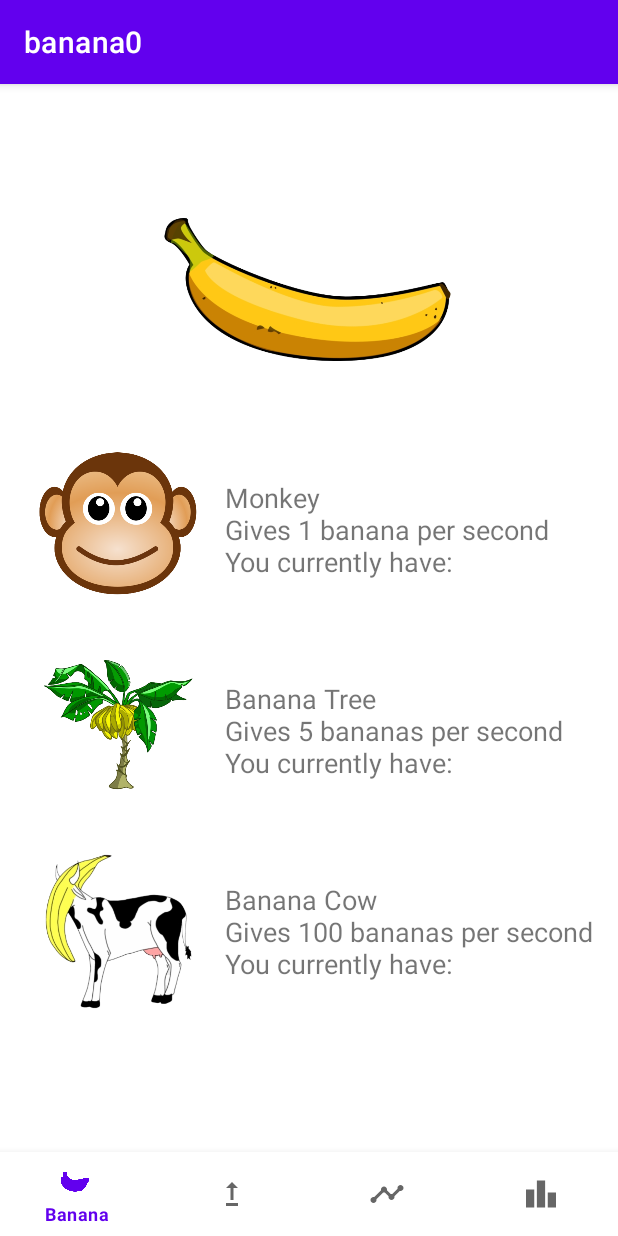
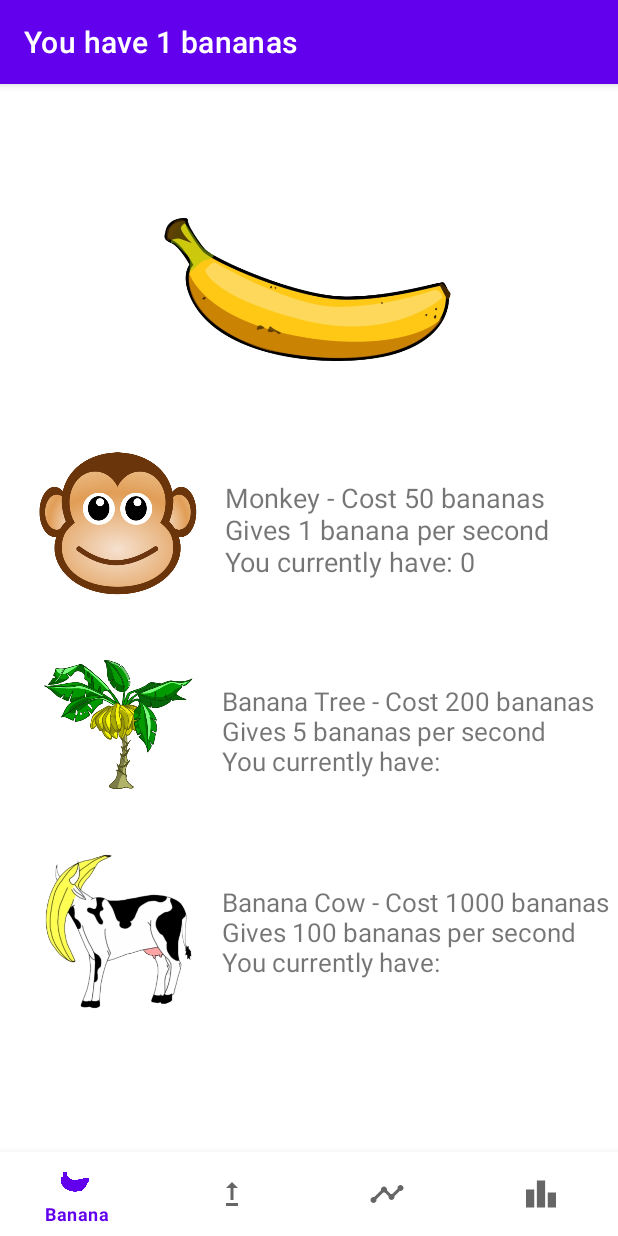
Before and after one commit to FosterBright18/BananaClicker, an Android app: the screen it shows after launch (MainActivity), after a tap on an icon or button, on a phone screen of 412 x 824 dp. Run offline under Robolectric (Android 15) with nearby library versions, the phone set to English and light mode, and no system bars; our stand-ins replace navigation-ui.

Commit message:
Fix buying always cost 10 for monkeys

```diff
--- a/app/src/main/java/com/foster/bananaclicker/ui/BananaFragment.kt
+++ b/app/src/main/java/com/foster/bananaclicker/ui/BananaFragment.kt
@@ -16,6 +16,11 @@ import com.foster.bananaclicker.databinding.FragmentBananaBinding
 import android.view.animation.AnimationUtils
 import androidx.appcompat.app.AppCompatActivity
 import com.foster.bananaclicker.MainActivity
+import kotlinx.coroutines.Job
+import kotlinx.coroutines.MainScope
+import kotlinx.coroutines.delay
+import kotlinx.coroutines.launch
+import kotlin.math.pow
 
 class BananaFragment : Fragment() {
 
@@ -25,6 +30,9 @@ class BananaFragment : Fragment() {
     // onDestroyView.
     private val binding get() = _binding!!
     private var bananas = 0
+    private var monkeys = 0
+    private var trees = 0
+    private var cows = 0
     lateinit var mainActivity : MainActivity
 
     override fun onCreateView(
@@ -32,14 +40,43 @@ class BananaFragment : Fragment() {
         container: ViewGroup?,
         savedInstanceState: Bundle?
     ): View? {
+        val scope = MainScope() // could also use an other scope such as viewModelScope if available
+        var job: Job? = null
+
+        fun stopAuto() {
+            job?.cancel()
+            job = null
+        }
+
+        fun getAuto() {
+            mainActivity.bananas += monkeys * 1 + trees * 5 + cows * 100
+            mainActivity.supportActionBar?.title = "You have ${mainActivity.bananas} bananas"
+        }
+
+        fun startAuto() {
+            stopAuto()
+            job = scope.launch {
+                while(true) {
+                    getAuto() // the function that should be ran every second
+                    delay(1000)
+                }
+            }
+        }
+        startAuto()
+
 
         _binding = FragmentBananaBinding.inflate(inflater, container, false)
         val root: View = binding.root
         mainActivity = requireActivity() as MainActivity
 
         binding.imageViewBananaBanana.setOnClickListener {
+            var on = true
+            if(on){
+                on == false
+                binding.imageViewBananaBanana.startAnimation(AnimationUtils.loadAnimation(activity?.applicationContext, R.anim.button_click))
+                on == true
+            }
 
-            binding.imageViewBananaBanana.startAnimation(AnimationUtils.loadAnimation(activity?.applicationContext, R.anim.button_click))
             mainActivity.bananas++
             val ssb = SpannableStringBuilder()
             ssb.append("banana")
@@ -50,15 +87,74 @@ class BananaFragment : Fragment() {
                 0
             )
             ssb.append("$bananas")
-            mainActivity.supportActionBar?.title = "$ssb"
+            //mainActivity.supportActionBar?.title = "$ssb"
+            mainActivity.supportActionBar?.title = "You have ${mainActivity.bananas} bananas"
+            bananas = mainActivity.bananas
+
         }
+
+        binding.imageViewBananaMonkey.setOnClickListener{
+            var monkeyPrice = 10.00
+            var on = true
+            if(on){
+                on == false
+                binding.imageViewBananaMonkey.startAnimation(AnimationUtils.loadAnimation(activity?.applicationContext, R.anim.button_click))
+                on == true
+            }
+            if(mainActivity.bananas >= monkeyPrice.toInt()){
+                monkeys++
+                mainActivity.bananas -= monkeyPrice.toInt()
+                monkeyPrice += 2 * monkeys * monkeys
+                binding.textViewBananaMonkeyDesc.text = "Monkey - Cost ${monkeyPrice.toInt()} bananas" +
+                        "\nGives 1 banana per second\nYou currently have: $monkeys"
+            }
+            mainActivity.supportActionBar?.title = "You have ${mainActivity.bananas} bananas"
+        }
+
+        binding.imageViewBananaBananaTree.setOnClickListener {
+            var treePrice = 200.00
+            var on = true
+            if(on){
+                on == false
+                binding.imageViewBananaBananaTree.startAnimation(AnimationUtils.loadAnimation(activity?.applicationContext, R.anim.button_click))
+                on == true
+            }
+            if(mainActivity.bananas >= treePrice){
+                trees++
+                mainActivity.bananas -= treePrice.toInt()
+                treePrice += 2 * trees * trees
+                binding.textViewBananaTreedesc.text = "Banana Tree - Cost ${treePrice.toInt()} bananas" +
+                        "\nGives 5 bananas per second\nYou currently have: $trees"
+            }
+            mainActivity.supportActionBar?.title = "You have ${mainActivity.bananas} bananas"
+        }
+
+        binding.imageViewBananaBananaCow.setOnClickListener {
+            var cowPrice = 1000.00
+            var on = true
+            if(on){
+                on == false
+                binding.imageViewBananaBananaCow.startAnimation(AnimationUtils.loadAnimation(activity?.applicationContext, R.anim.button_click))
+                on == true
+            }
+            if(mainActivity.bananas >= cowPrice){
+                cows++
+                mainActivity.bananas -=cowPrice.toInt()
+                cowPrice += 2 * cows * cows
+                binding.textViewBananaBananaCowDesc.text = "Banana Cow - Cost ${cowPrice.toInt()} bananas" +
+                        "\nGives 100 bananas per second\nYou currently have: $cows"
+            }
+            mainActivity.supportActionBar?.title = "You have ${mainActivity.bananas} bananas"
+        }
+
 
         return root
     }
 
+
     override fun onResume() {
         super.onResume()
-        mainActivity.supportActionBar?.title = "${R.drawable.bananas}${mainActivity.bananas} bananas"
+        //mainActivity.supportActionBar?.title = "${R.drawable.bananas}${mainActivity.bananas} bananas"
 
 
 
--- a/app/src/main/res/layout/fragment_banana.xml
+++ b/app/src/main/res/layout/fragment_banana.xml
@@ -34,7 +34,7 @@
         android:layout_height="wrap_content"
         android:layout_marginStart="16dp"
         android:layout_marginEnd="16dp"
-        android:text="Monkey\nGives 1 banana per second \nYou currently have:"
+        android:text="Monkey - Cost 50 bananas\nGives 1 banana per second \nYou currently have: 0"
         android:textSize="18sp"
         app:layout_constraintBottom_toBottomOf="@+id/imageView_banana_monkey"
         app:layout_constraintEnd_toEndOf="parent"
@@ -55,10 +55,10 @@
         android:id="@+id/textView_banana_treedesc"
         android:layout_width="0dp"
         android:layout_height="wrap_content"
-        android:layout_marginStart="16dp"
-        android:layout_marginEnd="16dp"
-        android:text="Banana Tree\nGives 5 bananas per second\nYou currently have: "
-        android:textSize="18sp"
+        android:layout_marginStart="14dp"
+        android:layout_marginEnd="14dp"
+        android:text="Banana Tree - Cost 200 bananas\nGives 5 bananas per second\nYou currently have: "
+        android:textSize="17sp"
         app:layout_constraintBottom_toBottomOf="@+id/imageView_banana_BananaTree"
         app:layout_constraintEnd_toEndOf="parent"
         app:layout_constraintStart_toEndOf="@+id/imageView_banana_BananaTree"
@@ -78,10 +78,9 @@
         android:id="@+id/textView_banana_BananaCowDesc"
         android:layout_width="0dp"
         android:layout_height="wrap_content"
-        android:layout_marginStart="16dp"
-        android:layout_marginEnd="16dp"
-        android:text="Banana Cow\nGives 100 bananas per second\nYou currently have:"
-        android:textSize="18sp"
+        android:layout_marginStart="14dp"
+        android:text="Banana Cow - Cost 1000 bananas\nGives 100 bananas per second\nYou currently have:"
+        android:textSize="17sp"
         app:layout_constraintBottom_toBottomOf="@+id/imageView_banana_bananaCow"
         app:layout_constraintEnd_toEndOf="parent"
         app:layout_constraintStart_toEndOf="@+id/imageView_banana_bananaCow"
```
